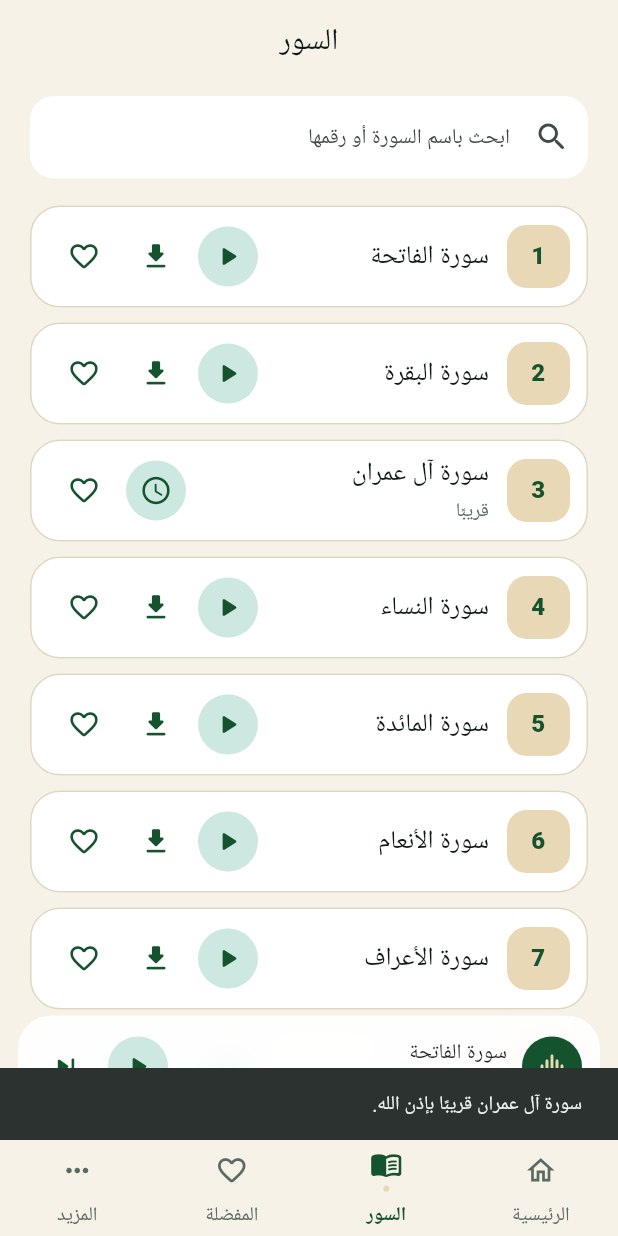
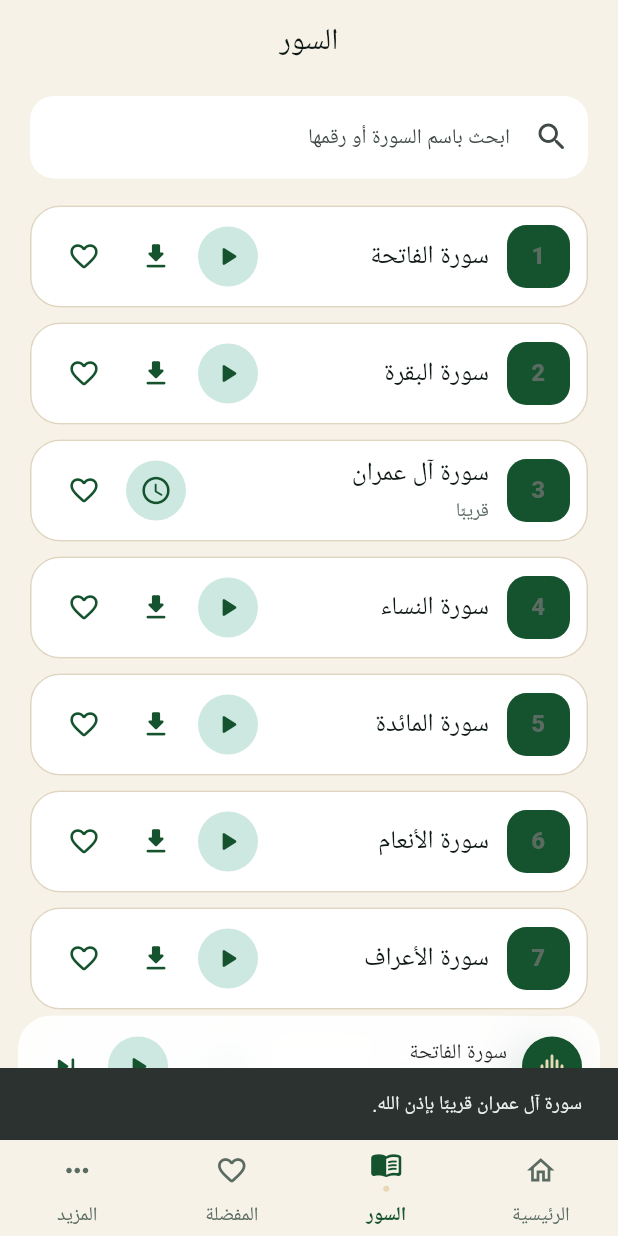
Before and after one commit to faresaltaifiit-code/muath_alsuraihi, a Flutter app: the screen it shows after launch, item 2 of the bottom bar chosen, after a tap on the "play arrow" icon, after a tap on the "schedule" icon, on a phone screen of 412 x 824 dp. Run offline on Flutter 3.47's test engine with Material 3 defaults, Android fonts, the phone set to English and light mode, and no system bars; our stand-ins replace audio_service, connectivity_plus, just_audio, share_plus, shared_preferences; missing offline and left inert: audio_session; network calls fail; statements that could not run were skipped.

Commit message:
Fix RTL playback and download states

```diff
--- a/lib/features/home/presentation/home_screen.dart
+++ b/lib/features/home/presentation/home_screen.dart
@@ -48,7 +48,7 @@ class HomeScreen extends StatelessWidget {
             ],
             if (hasRecent) ...[
               const SliverToBoxAdapter(child: SizedBox(height: 30)),
-              const SliverToBoxAdapter(child: _SectionTitle('آخر ما استمعت')),
+              const SliverToBoxAdapter(child: _SectionTitle('استمعت مؤخرًا')),
               const SliverToBoxAdapter(child: SizedBox(height: 12)),
               SliverToBoxAdapter(child: _RecentList(items: player.recentSurahs)),
             ],
@@ -109,16 +109,6 @@ class _Header extends StatelessWidget {
   @override
   Widget build(BuildContext context) => Row(
         children: [
-          Container(
-            width: 42,
-            height: 42,
-            decoration: BoxDecoration(
-              color: AppColors.emerald,
-              shape: BoxShape.circle,
-            ),
-            child: const Icon(Icons.star_rounded, color: AppColors.softGold, size: 23),
-          ),
-          const SizedBox(width: 10),
           Expanded(
             child: Column(
               crossAxisAlignment: CrossAxisAlignment.start,
@@ -238,13 +228,16 @@ class _ContinueListeningCard extends StatelessWidget {
               style: Theme.of(context).textTheme.bodyMedium?.copyWith(color: Colors.white.withValues(alpha: .8)),
             ),
             const SizedBox(height: 12),
-            ClipRRect(
+            Directionality(
+              textDirection: TextDirection.rtl,
+              child: ClipRRect(
                 borderRadius: BorderRadius.circular(99),
                 child: LinearProgressIndicator(
                   value: progress,
                   minHeight: 4,
                   color: AppColors.softGold,
                   backgroundColor: Colors.white.withValues(alpha: .2),
+                ),
               ),
             ),
             const SizedBox(height: 14),
@@ -311,17 +304,20 @@ class _RecentCard extends StatelessWidget {
                 children: [
                   Row(
                     children: [
-                      Icon(Icons.history_rounded, size: 18, color: AppColors.emerald),
+                      Icon(Icons.history_rounded, size: 18, color: Theme.of(context).colorScheme.secondary),
                       const Spacer(),
                       _SourceBadge(surah: surah),
                     ],
                   ),
                   const Spacer(),
-                  Text(
-                    'سورة ${surah.name}',
+                  Tooltip(
+                    message: surah.number > 0 ? 'سورة ${surah.name}' : surah.name,
+                    child: Text(
+                      surah.number > 0 ? 'سورة ${surah.name}' : surah.name,
                       maxLines: 1,
                       overflow: TextOverflow.ellipsis,
                       style: Theme.of(context).textTheme.titleSmall?.copyWith(fontSize: 14),
+                    ),
                   ),
                   const SizedBox(height: 3),
                   Text(surah.durationText, style: Theme.of(context).textTheme.bodySmall?.copyWith(fontSize: 12)),
@@ -344,7 +340,9 @@ class _SourceBadge extends StatelessWidget {
       message: downloaded ? 'محملة' : 'بث',
       child: Icon(
         downloaded ? Icons.check_circle_rounded : Icons.cloud_outlined,
-        color: downloaded ? AppColors.emerald : Theme.of(context).textTheme.bodySmall?.color,
+        color: downloaded
+            ? Theme.of(context).colorScheme.secondary
+            : Theme.of(context).textTheme.bodyMedium?.color,
         size: 17,
       ),
     );
@@ -358,9 +356,9 @@ class _LibraryCard extends StatelessWidget {
 
   @override
   Widget build(BuildContext context) => _ShortcutCard(
-        icon: Icons.menu_book_rounded,
-        title: 'المصحف',
-        detail: '$count سورة',
+        icon: Icons.menu_book_outlined,
+        title: 'السور',
+        detail: '',
         onTap: onTap,
       );
 }
@@ -443,10 +441,10 @@ class _ShortcutCard extends StatelessWidget {
             child: Column(
               crossAxisAlignment: CrossAxisAlignment.start,
               children: [
-                Icon(icon, color: AppColors.emerald, size: 30),
+                Icon(icon, color: Theme.of(context).colorScheme.secondary, size: 24),
                 const SizedBox(height: 18),
                 Text(title, style: Theme.of(context).textTheme.titleMedium),
-                Text(detail, style: Theme.of(context).textTheme.bodySmall),
+                if (detail.isNotEmpty) Text(detail, style: Theme.of(context).textTheme.bodySmall),
               ],
             ),
           ),
--- a/lib/features/player/presentation/player_screen.dart
+++ b/lib/features/player/presentation/player_screen.dart
@@ -98,7 +98,9 @@ class _PlayerScreenState extends State<PlayerScreen> {
                 ),
               ],
               const Spacer(),
-              Slider(
+              Directionality(
+                textDirection: TextDirection.rtl,
+                child: Slider(
                   value: position.inMilliseconds.toDouble(),
                   max: duration.inMilliseconds > 0 ? duration.inMilliseconds.toDouble() : 1,
                   onChangeStart: duration > Duration.zero
@@ -118,6 +120,7 @@ class _PlayerScreenState extends State<PlayerScreen> {
                           await player.seek(target);
                         }
                       : null,
+                ),
               ),
               Row(
                 textDirection: TextDirection.rtl,
--- a/lib/features/surahs/presentation/surahs_screen.dart
+++ b/lib/features/surahs/presentation/surahs_screen.dart
@@ -127,12 +127,12 @@ class _SurahCard extends StatelessWidget {
               height: 42,
               alignment: Alignment.center,
               decoration: BoxDecoration(
-                color: AppColors.softGold,
+                color: Theme.of(context).colorScheme.secondary,
                 borderRadius: BorderRadius.circular(13),
               ),
               child: Text('${surah.number}',
                   style: const TextStyle(
-                    color: AppColors.forestGreen,
+                    color: Theme.of(context).colorScheme.onSecondary,
                     fontWeight: FontWeight.w800,
                     fontSize: 16,
                   )),
@@ -197,28 +197,36 @@ class _DownloadButton extends StatelessWidget {
 
   @override
   Widget build(BuildContext context) {
+    final hasFailed = downloads.error?.contains(surah.name) ?? false;
     if (downloads.isDownloaded(surah)) {
-      return Row(
-        mainAxisSize: MainAxisSize.min,
-        children: [
-          const Tooltip(
-            message: 'محملة',
-            child: Icon(Icons.check_circle_rounded, color: Colors.green),
-          ),
-          IconButton(
-            tooltip: 'حذف تنزيل سورة ${surah.name}',
-            icon: const Icon(Icons.delete_outline_rounded),
-            onPressed: () => _confirmDelete(context),
-          ),
-        ],
+      return IconButton(
+        tooltip: 'محملة — اضغط للحذف',
+        icon: Icon(Icons.check_rounded, color: Theme.of(context).colorScheme.secondary, size: 18),
+        onPressed: () => _confirmDelete(context),
       );
     }
     if (downloads.isDownloading(surah)) {
       final value = downloads.progressFor(surah);
-      return SizedBox(
-        width: 36,
-        height: 36,
-        child: CircularProgressIndicator(value: value, strokeWidth: 3),
+      return Tooltip(
+        message: value == null ? 'جاري التحميل' : 'جاري التحميل ${(value * 100).round()}%',
+        child: SizedBox(
+          width: 36,
+          height: 36,
+          child: Stack(
+            alignment: Alignment.center,
+            children: [
+              CircularProgressIndicator(value: value, strokeWidth: 2),
+              Text(value == null ? '…' : '${(value * 100).round()}%', style: Theme.of(context).textTheme.bodySmall?.copyWith(fontSize: 9)),
+            ],
+          ),
+        ),
+      );
+    }
+    if (hasFailed) {
+      return IconButton(
+        tooltip: 'تعذر التنزيل — إعادة المحاولة',
+        icon: const Icon(Icons.warning_amber_rounded, color: Colors.orange, size: 18),
+        onPressed: () => downloads.download(surah),
       );
     }
     return IconButton(
--- a/lib/widgets/mini_player.dart
+++ b/lib/widgets/mini_player.dart
@@ -82,11 +82,14 @@ class MiniPlayer extends StatelessWidget {
                     ],
                   ),
                 ),
-                LinearProgressIndicator(
-                  value: progress,
-                  minHeight: 3,
-                  color: AppColors.emerald,
-                  backgroundColor: Colors.transparent,
+                Directionality(
+                  textDirection: TextDirection.rtl,
+                  child: LinearProgressIndicator(
+                    value: progress,
+                    minHeight: 3,
+                    color: Theme.of(context).colorScheme.secondary,
+                    backgroundColor: Colors.transparent,
+                  ),
                 ),
               ],
             ),
```
Lines whose indentation alone changed are shown as unchanged.
